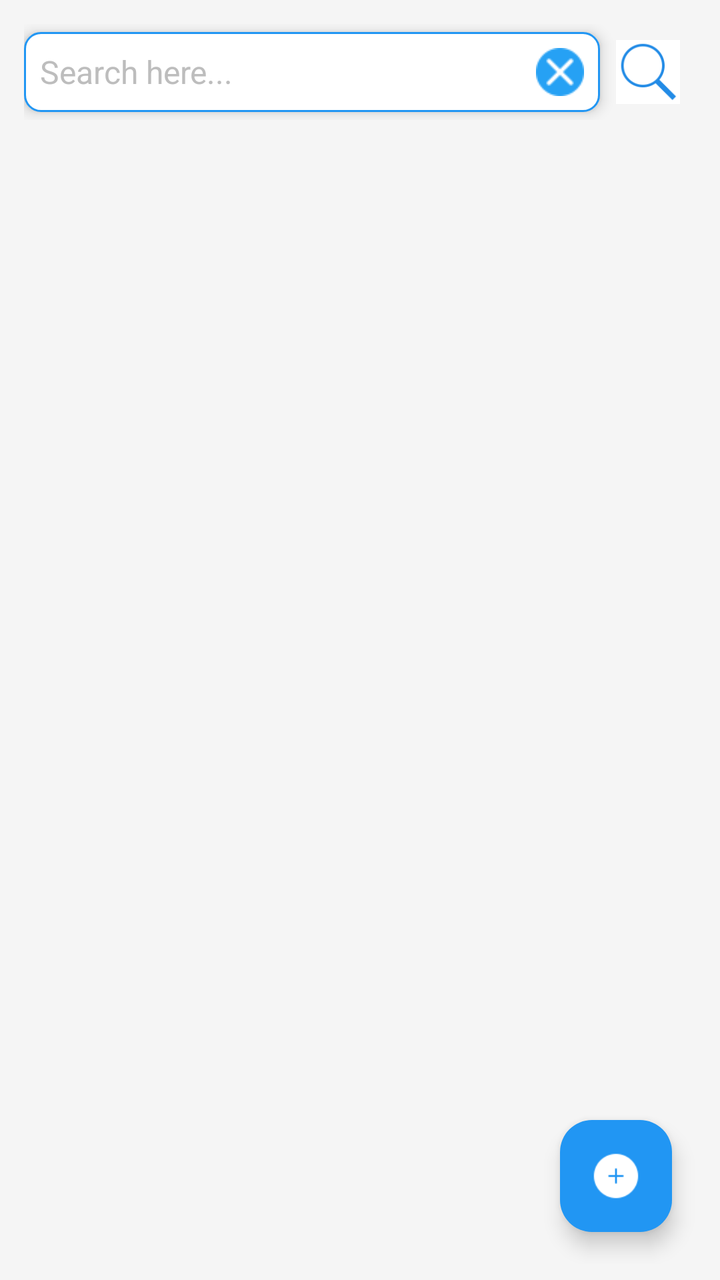
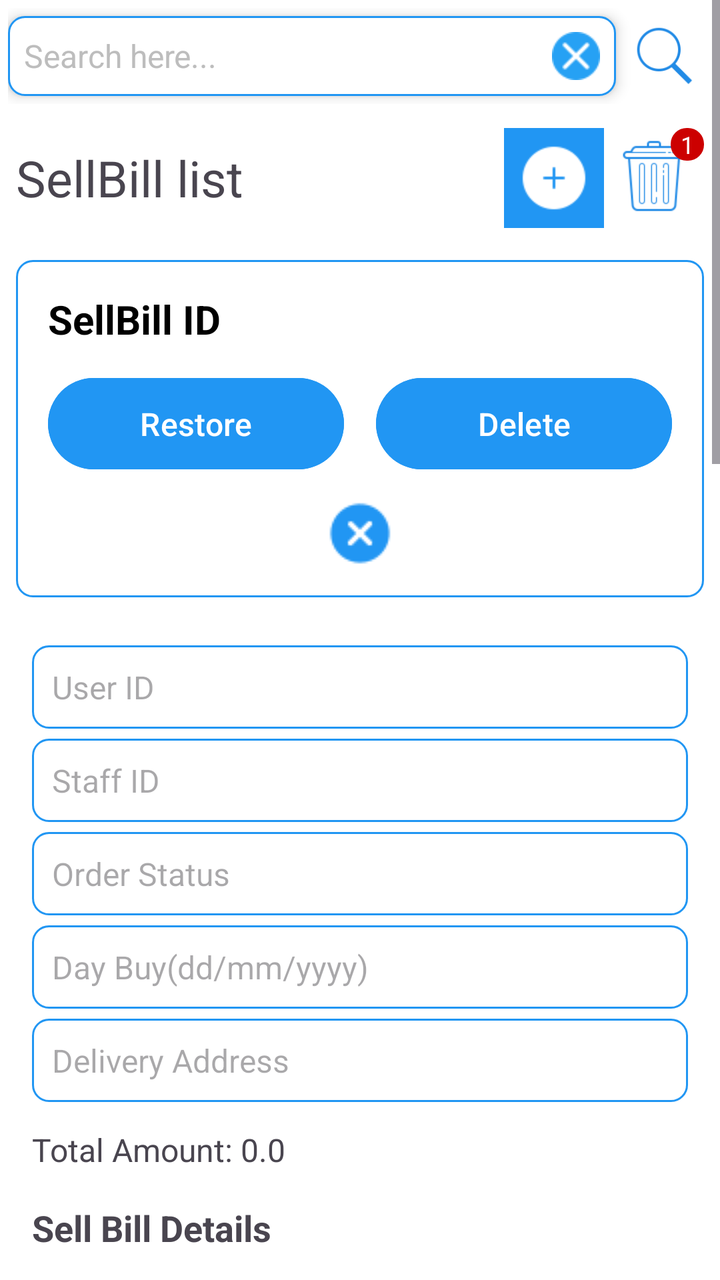

Two renders of the same Android screen: before a commit and after it. Below are the layout's source before the change and the commit's diff.
<!-- AndroidManifest.xml: application theme Theme.BasicMobileProgramingProject -->
<!-- res/layout/activity_sell_bill.xml -->
<?xml version="1.0" encoding="utf-8"?>
<LinearLayout xmlns:android="http://schemas.android.com/apk/res/android"
    xmlns:app="http://schemas.android.com/apk/res-auto"
    android:layout_width="match_parent"
    android:layout_height="match_parent"
    android:background="@color/lightGray"
    android:orientation="vertical"
    android:padding="8dp">

    <LinearLayout
        android:id="@+id/layout_search_bar"
        android:layout_width="match_parent"
        android:layout_height="wrap_content"
        android:gravity="center"
        android:padding="4dp">

        <LinearLayout
            android:layout_width="wrap_content"
            android:layout_height="wrap_content"
            android:layout_weight="1"
            android:background="@drawable/rounded_edittext"
            android:elevation="4dp"
            android:gravity="center_vertical"
            android:padding="8dp">

            <EditText
                android:id="@+id/edtSearch"
                android:layout_width="0dp"
                android:layout_height="wrap_content"
                android:layout_weight="1"
                android:background="@android:color/transparent"
                android:hint="Search here..."
                android:imeOptions="actionSearch"
                android:inputType="text"
                android:textColor="@color/black"
                android:textColorHint="#BDBDBD"
                android:textSize="16sp" />

            <ImageView
                android:id="@+id/btnClear"
                android:layout_width="24dp"
                android:layout_height="24dp"
                android:layout_marginStart="8dp"
                android:src="@drawable/icon_cancel" />
        </LinearLayout>

        <ImageButton
            android:id="@+id/btnSearch"
            android:layout_width="32dp"
            android:layout_height="32dp"
            android:layout_gravity="center"
            android:layout_margin="8dp"
            android:adjustViewBounds="true"
            android:background="@color/white"
            android:scaleType="centerInside"
            android:src="@drawable/icon_search_blue" />
    </LinearLayout>

    
    <androidx.recyclerview.widget.RecyclerView
        android:id="@+id/rvOrders"
        android:layout_width="match_parent"
        android:layout_height="0dp"
        android:layout_weight="1"
        android:clipToPadding="false"
        android:padding="8dp" />

    
    <com.google.android.material.floatingactionbutton.FloatingActionButton
        android:id="@+id/fabAddSellBill"
        android:layout_width="wrap_content"
        android:layout_height="wrap_content"
        android:layout_gravity="end|bottom"
        android:layout_margin="16dp"
        android:contentDescription="Add Sell Bill"
        android:src="@drawable/icon_add_white"
        app:backgroundTint="@color/blue"
        app:layout_constraintBottom_toBottomOf="parent"
        app:layout_constraintEnd_toEndOf="parent"
        app:tint="@color/white" />
</LinearLayout>
<!-- resources referenced by this layout -->
<resources>
  <color name="black">#FF000000</color>
  <color name="blue">#2196F3</color>
  <color name="lightGray">#F5F5F5</color>
  <color name="white">#FFFFFFFF</color>
  <!-- drawable icon_add_white: png bitmap (drawable, 612 bytes) -->
  <!-- drawable icon_cancel: png bitmap (drawable, 1142 bytes) -->
  <!-- drawable icon_search_blue: png bitmap (drawable, 1896 bytes) -->
  <!-- drawable rounded_edittext (drawable) -->
  <?xml version="1.0" encoding="utf-8"?>
  <shape xmlns:android="http://schemas.android.com/apk/res/android">
      <solid android:color="@color/white" />
      <corners android:radius="8dp" />
      <stroke
          android:width="1dp"
          android:color="@color/blue" />
  </shape>
  <style name="Theme.BasicMobileProgramingProject" parent="Base.Theme.BasicMobileProgramingProject" />
  <style name="Base.Theme.BasicMobileProgramingProject" parent="Theme.Material3.DayNight.NoActionBar">
          
          
      </style>
</resources>

<!-- the commit's change to res/layout/activity_sell_bill.xml (unified diff, before → after) -->
@@ -3,79 +3,536 @@
     xmlns:app="http://schemas.android.com/apk/res-auto"
     android:layout_width="match_parent"
     android:layout_height="match_parent"
-    android:background="@color/lightGray"
-    android:orientation="vertical"
-    android:padding="8dp">
-
-    <LinearLayout
-        android:id="@+id/layout_search_bar"
+    android:background="@color/white"
+    android:orientation="vertical">
+
+    <ScrollView
         android:layout_width="match_parent"
-        android:layout_height="wrap_content"
-        android:gravity="center"
-        android:padding="4dp">
+        android:layout_height="wrap_content">
 
         <LinearLayout
-            android:layout_width="wrap_content"
+            android:layout_width="match_parent"
             android:layout_height="wrap_content"
-            android:layout_weight="1"
-            android:background="@drawable/rounded_edittext"
-            android:elevation="4dp"
-            android:gravity="center_vertical"
-            android:padding="8dp">
-
-            <EditText
-                android:id="@+id/edtSearch"
-                android:layout_width="0dp"
+            android:orientation="vertical">
+
+            <LinearLayout
+                android:layout_width="match_parent"
                 android:layout_height="wrap_content"
-                android:layout_weight="1"
-                android:background="@android:color/transparent"
-                android:hint="Search here..."
-                android:imeOptions="actionSearch"
-                android:inputType="text"
-                android:textColor="@color/black"
-                android:textColorHint="#BDBDBD"
-                android:textSize="16sp" />
-
-            <ImageView
-                android:id="@+id/btnClear"
-                android:layout_width="24dp"
-                android:layout_height="24dp"
-                android:layout_marginStart="8dp"
-                android:src="@drawable/icon_cancel" />
+                android:gravity="center"
+                android:padding="4dp">
+
+                <LinearLayout
+                    android:layout_width="wrap_content"
+                    android:layout_height="wrap_content"
+                    android:layout_weight="1"
+                    android:background="@drawable/rounded_edittext"
+                    android:elevation="4dp"
+                    android:gravity="center_vertical"
+                    android:padding="8dp">
+
+                    <EditText
+                        android:id="@+id/edtSearch"
+                        android:layout_width="0dp"
+                        android:layout_height="wrap_content"
+                        android:layout_weight="1"
+                        android:background="@android:color/transparent"
+                        android:hint="Search here..."
+                        android:imeOptions="actionSearch"
+                        android:inputType="text"
+                        android:textColor="@color/black"
+                        android:textColorHint="#BDBDBD"
+                        android:textSize="16sp" />
+
+                    <ImageView
+                        android:id="@+id/btnClear"
+                        android:layout_width="24dp"
+                        android:layout_height="24dp"
+                        android:layout_marginStart="8dp"
+                        android:src="@drawable/icon_cancel" />
+                </LinearLayout>
+
+                <ImageButton
+                    android:id="@+id/btnSearch"
+                    android:layout_width="32dp"
+                    android:layout_height="32dp"
+                    android:layout_gravity="center"
+                    android:layout_margin="8dp"
+                    android:adjustViewBounds="true"
+                    android:background="@color/white"
+                    android:scaleType="centerInside"
+                    android:src="@drawable/icon_search_blue" />
+            </LinearLayout>
+
+            <LinearLayout
+                android:layout_width="match_parent"
+                android:layout_height="wrap_content"
+                android:gravity="center"
+                android:orientation="horizontal"
+                android:padding="8dp">
+
+                <TextView
+                    android:id="@+id/textView12"
+                    android:layout_width="wrap_content"
+                    android:layout_height="wrap_content"
+                    android:layout_weight="1"
+                    android:text="SellBill list"
+                    android:textSize="25dp" />
+
+                <ImageButton
+                    android:id="@+id/btnTurnOnBlockAddSellBill"
+                    android:layout_width="50dp"
+                    android:layout_height="50dp"
+                    android:layout_gravity="center"
+                    android:adjustViewBounds="true"
+                    android:background="@color/blue"
+                    android:padding="8dp"
+                    android:scaleType="centerInside"
+                    android:src="@drawable/icon_add_white" />
+
+                <FrameLayout
+                    android:layout_width="wrap_content"
+                    android:layout_height="wrap_content">
+
+                    <ImageButton
+                        android:id="@+id/btnTurnOnBlockDeleteSellBill"
+                        android:layout_width="50dp"
+                        android:layout_height="wrap_content"
+                        android:layout_gravity="center"
+                        android:adjustViewBounds="true"
+                        android:background="@color/white"
+                        android:padding="0dp"
+                        android:scaleType="centerInside"
+                        android:src="@drawable/icon_delete_blue" />
+
+                    <TextView
+                        android:id="@+id/badgeNumberOfSellBillsDeleted"
+                        android:layout_width="wrap_content"
+                        android:layout_height="wrap_content"
+                        android:layout_gravity="end|top"
+                        android:background="@drawable/circle_cart"
+                        android:paddingLeft="5dp"
+                        android:paddingRight="5dp"
+                        android:text="1"
+                        android:textColor="@android:color/white"
+                        android:textSize="12sp" />
+                </FrameLayout>
+            </LinearLayout>
+
+            <LinearLayout
+                android:id="@+id/linearLayoutDeleteAndRestoreSellBill"
+                android:layout_width="match_parent"
+                android:layout_height="wrap_content"
+                android:orientation="vertical">
+
+                <LinearLayout
+                    android:id="@+id/linearLayoutDeletedSellBillDetail"
+                    android:layout_width="match_parent"
+                    android:layout_height="match_parent"
+                    android:layout_margin="8dp"
+                    android:background="@drawable/rounded_edittext"
+                    android:orientation="vertical"
+                    android:padding="16dp">
+
+                    <TextView
+                        android:id="@+id/txtDeletedSellBillId"
+                        android:layout_width="match_parent"
+                        android:layout_height="wrap_content"
+                        android:layout_marginBottom="12dp"
+                        android:text="SellBill ID"
+                        android:textColor="@color/black"
+                        android:textSize="20sp"
+                        android:textStyle="bold" />
+
+                    <LinearLayout
+                        android:layout_width="match_parent"
+                        android:layout_height="wrap_content"
+                        android:gravity="center"
+                        android:orientation="horizontal"
+                        android:weightSum="2">
+
+                        <Button
+                            android:id="@+id/btnRestoreSellBill"
+                            android:layout_width="0dp"
+                            android:layout_height="wrap_content"
+                            android:layout_marginEnd="8dp"
+                            android:layout_weight="1"
+                            android:backgroundTint="@color/blue"
+                            android:padding="12dp"
+                            android:text="Restore"
+                            android:textAllCaps="false"
+                            android:textColor="@android:color/white"
+                            android:textSize="16sp" />
+
+                        <Button
+                            android:id="@+id/btnDeleteActualSellBill"
+                            android:layout_width="0dp"
+                            android:layout_height="wrap_content"
+                            android:layout_marginStart="8dp"
+                            android:layout_weight="1"
+                            android:backgroundTint="@color/blue"
+                            android:padding="12dp"
+                            android:text="Delete"
+                            android:textAllCaps="false"
+                            android:textColor="@android:color/white"
+                            android:textSize="16sp" />
+                    </LinearLayout>
+
+                    <ImageView
+                        android:id="@+id/btnCancel"
+                        android:layout_width="wrap_content"
+                        android:layout_height="wrap_content"
+                        android:layout_gravity="center_horizontal"
+                        android:layout_marginTop="12dp"
+                        android:background="@drawable/icon_close"
+                        android:backgroundTint="@color/blue" />
+
+                </LinearLayout>
+
+                <androidx.recyclerview.widget.RecyclerView
+                    android:id="@+id/recyclerViewSellBillHasBeenDeleted"
+                    android:layout_width="match_parent"
+                    android:layout_height="wrap_content"
+                    android:orientation="horizontal" />
+
+            </LinearLayout>
+
+            <LinearLayout
+                android:id="@+id/linearLayoutAddAndEditSellBill"
+                android:layout_width="match_parent"
+                android:layout_height="wrap_content"
+                android:orientation="vertical"
+                android:padding="16dp">
+
+                <ScrollView
+                    android:layout_width="match_parent"
+                    android:layout_height="match_parent">
+
+                    <LinearLayout
+                        android:layout_width="match_parent"
+                        android:layout_height="wrap_content"
+                        android:orientation="vertical">
+
+                        <EditText
+                            android:id="@+id/edtUserId"
+                            android:layout_width="match_parent"
+                            android:layout_height="wrap_content"
+                            android:layout_marginBottom="5dp"
+                            android:background="@drawable/rounded_edittext"
+                            android:hint="User ID"
+                            android:padding="10dp"
+                            android:textSize="16sp" />
+
+                        <EditText
+                            android:id="@+id/edtStaffId"
+                            android:layout_width="match_parent"
+                            android:layout_height="wrap_content"
+                            android:layout_marginBottom="5dp"
+                            android:background="@drawable/rounded_edittext"
+                            android:hint="Staff ID"
+                            android:padding="10dp"
+                            android:textSize="16sp" />
+
+                        <EditText
+                            android:id="@+id/edtOrderStatus"
+                            android:layout_width="match_parent"
+                            android:layout_height="wrap_content"
+                            android:layout_marginBottom="5dp"
+                            android:background="@drawable/rounded_edittext"
+                            android:hint="Order Status"
+                            android:padding="10dp"
+                            android:textSize="16sp" />
+
+                        <EditText
+                            android:id="@+id/edtDayBuy"
+                            android:layout_width="match_parent"
+                            android:layout_height="wrap_content"
+                            android:layout_marginBottom="5dp"
+                            android:background="@drawable/rounded_edittext"
+                            android:hint="Day Buy(dd/mm/yyyy)"
+                            android:padding="10dp"
+                            android:textSize="16sp" />
+
+                        <EditText
+                            android:id="@+id/edtDeliveryAddress"
+                            android:layout_width="match_parent"
+                            android:layout_height="wrap_content"
+                            android:layout_marginBottom="5dp"
+                            android:background="@drawable/rounded_edittext"
+                            android:hint="Delivery Address"
+                            android:padding="10dp"
+                            android:textSize="16sp" />
+
+                        <TextView
+                            android:id="@+id/tvTotalAmount"
+                            android:layout_width="match_parent"
+                            android:layout_height="wrap_content"
+                            android:layout_marginTop="8dp"
+                            android:text="Total Amount: 0.0"
+                            android:textSize="16sp" />
+
+                        <TextView
+                            android:layout_width="match_parent"
+                            android:layout_height="wrap_content"
+                            android:layout_marginTop="16dp"
+                            android:text="Sell Bill Details"
+                            android:textSize="18sp"
+                            android:textStyle="bold" />
+
+                        <androidx.recyclerview.widget.RecyclerView
+                            android:id="@+id/recyclerViewSellBillDetail"
+                            android:layout_width="match_parent"
+                            android:layout_height="wrap_content"
+                            android:orientation="horizontal" />
+
+                        <LinearLayout
+                            android:layout_width="match_parent"
+                            android:layout_height="wrap_content"
+                            android:layout_marginTop="16dp"
+                            android:orientation="vertical">
+
+                            <EditText
+                                android:id="@+id/edtProductId"
+                                android:layout_width="match_parent"
+                                android:layout_height="wrap_content"
+                                android:layout_marginBottom="5dp"
+                                android:background="@drawable/rounded_edittext"
+                                android:hint="Product ID"
+                                android:padding="10dp"
+                                android:textSize="16sp" />
+
+                            <EditText
+                                android:id="@+id/edtPrice"
+                                android:layout_width="match_parent"
+                                android:layout_height="wrap_content"
+                                android:layout_marginBottom="5dp"
+                                android:background="@drawable/rounded_edittext"
+                                android:hint="Price"
+                                android:inputType="numberDecimal"
+                                android:padding="10dp"
+                                android:textSize="16sp" />
+
+                            <EditText
+                                android:id="@+id/edtQuantity"
+                                android:layout_width="match_parent"
+                                android:layout_height="wrap_content"
+                                android:layout_marginBottom="5dp"
+                                android:background="@drawable/rounded_edittext"
+                                android:hint="Quantity"
+                                android:inputType="number"
+                                android:padding="10dp"
+                                android:textSize="16sp" />
+
+                            <EditText
+                                android:id="@+id/edtDiscountAmount"
+                                android:layout_width="match_parent"
+                                android:layout_height="wrap_content"
+                                android:layout_marginBottom="5dp"
+                                android:background="@drawable/rounded_edittext"
+                                android:hint="Discount Amount"
+                                android:inputType="numberDecimal"
+                                android:padding="10dp"
+                                android:textSize="16sp" />
+
+                            <EditText
+                                android:id="@+id/edtVoucherId"
+                                android:layout_width="match_parent"
+                                android:layout_height="wrap_content"
+                                android:background="@drawable/rounded_edittext"
+                                android:hint="Voucher ID"
+                                android:inputType="numberDecimal"
+                                android:padding="10dp"
+                                android:textSize="16sp" />
+
+                            <Button
+                                android:id="@+id/btnAddSellBillDetail"
+                                android:layout_width="wrap_content"
+                                android:layout_height="wrap_content"
+                                android:layout_gravity="center"
+                                android:layout_marginTop="8dp"
+                                android:backgroundTint="@color/blue"
+                                android:text="Add Sell Bill Detail"
+                                android:textColor="@android:color/white" />
+                        </LinearLayout>
+                    </LinearLayout>
+                </ScrollView>
+
+                <Button
+                    android:id="@+id/btnAddNewSellBill"
+                    android:layout_width="match_parent"
+                    android:layout_height="wrap_content"
+                    android:layout_marginBottom="12dp"
+                    android:backgroundTint="@color/blue"
+                    android:padding="12dp"
+                    android:text="Add"
+                    android:textAllCaps="false"
+                    android:textColor="@android:color/white"
+                    android:textSize="16sp" />
+
+                <Button
+                    android:id="@+id/btnFixSellBill"
+                    android:layout_width="match_parent"
+                    android:layout_height="wrap_content"
+                    android:layout_marginBottom="12dp"
+                    android:backgroundTint="@color/blue"
+                    android:padding="12dp"
+                    android:text="Fix"
+                    android:textAllCaps="false"
+                    android:textColor="@android:color/white"
+                    android:textSize="16sp" />
+
+                <ImageView
+                    android:id="@+id/btnClose"
+                    android:layout_width="wrap_content"
+                    android:layout_height="wrap_content"
+                    android:layout_gravity="center_horizontal"
+                    android:layout_marginTop="12dp"
+                    android:background="@drawable/icon_close"
+                    android:backgroundTint="@color/blue" />
+
+            </LinearLayout>
+
+            <LinearLayout
+                android:id="@+id/linearLayoutSellBillDetail"
+                android:layout_width="match_parent"
+                android:layout_height="wrap_content"
+                android:layout_margin="8dp"
+                android:background="@drawable/rounded_edittext"
+                android:orientation="vertical"
+                android:padding="16dp">
+
+                <TextView
+                    android:id="@+id/txtSellBillId"
+                    android:layout_width="match_parent"
+                    android:layout_height="wrap_content"
+                    android:layout_marginBottom="12dp"
+                    android:text="SellBill ID"
+                    android:textColor="@color/black"
+                    android:textSize="20sp"
+                    android:textStyle="bold" />
+
+                <TextView
+                    android:id="@+id/textDayBuy"
+                    android:layout_width="match_parent"
+                    android:layout_height="wrap_content"
+                    android:layout_marginBottom="12dp"
+                    android:text="Day Buy: 01/01/2025"
+                    android:textColor="@color/black"
+                    android:textSize="16sp" />
+
+                <TextView
+                    android:id="@+id/textUserId"
+                    android:layout_width="match_parent"
+                    android:layout_height="wrap_content"
+                    android:layout_marginBottom="12dp"
+                    android:text="User: ABC "
+                    android:textColor="@color/black"
+                    android:textSize="16sp" />
+
+                <TextView
+                    android:id="@+id/textStaffId"
+                    android:layout_width="match_parent"
+                    android:layout_height="wrap_content"
+                    android:layout_marginBottom="12dp"
+                    android:text="Staff: John Doe"
+                    android:textColor="@color/black"
+                    android:textSize="16sp" />
+
+                <TextView
+                    android:id="@+id/textOrderStatus"
+                    android:layout_width="match_parent"
+                    android:layout_height="wrap_content"
+                    android:layout_marginBottom="12dp"
+                    android:text="Order Status: Shipping"
+                    android:textColor="@color/black"
+                    android:textSize="16sp" />
+
+                <TextView
+                    android:id="@+id/textDeliveryAddress"
+                    android:layout_width="match_parent"
+                    android:layout_height="wrap_content"
+                    android:layout_marginBottom="12dp"
+                    android:text="Delivery Address"
+                    android:textColor="@color/black"
+                    android:textSize="16sp" />
+
+                <TextView
+                    android:id="@+id/textTotalAmount"
+                    android:layout_width="match_parent"
+                    android:layout_height="wrap_content"
+                    android:layout_marginBottom="12dp"
+                    android:text="Total Amount: $1000.00"
+                    android:textColor="@color/black"
+                    android:textSize="16sp" />
+
+                <TextView
+                    android:layout_width="match_parent"
+                    android:layout_height="wrap_content"
+                    android:layout_marginTop="16dp"
+                    android:layout_marginBottom="8dp"
+                    android:text="Sell Bill Details"
+                    android:textColor="@color/black"
+                    android:textSize="18sp"
+                    android:textStyle="bold" />
+
+                <androidx.recyclerview.widget.RecyclerView
+                    android:id="@+id/recyclerViewSellBillDetails"
+                    android:layout_width="match_parent"
+                    android:layout_height="200dp"
+                    android:layout_marginBottom="12dp"
+                    android:background="@drawable/rounded_edittext" />
+
+                <LinearLayout
+                    android:layout_width="match_parent"
+                    android:layout_height="wrap_content"
+                    android:gravity="center"
+                    android:orientation="horizontal"
+                    android:weightSum="2">
+
+                    <Button
+                        android:id="@+id/btnTurnOnBlockEditSellBill"
+                        android:layout_width="0dp"
+                        android:layout_height="wrap_content"
+                        android:layout_marginEnd="8dp"
+                        android:layout_weight="1"
+                        android:backgroundTint="@color/blue"
+                        android:padding="12dp"
+                        android:text="Edit"
+                        android:textAllCaps="false"
+                        android:textColor="@android:color/white"
+                        android:textSize="16sp" />
+
+                    <Button
+                        android:id="@+id/btnDeleteSellBill"
+                        android:layout_width="0dp"
+                        android:layout_height="wrap_content"
+                        android:layout_marginStart="8dp"
+                        android:layout_weight="1"
+                        android:backgroundTint="@color/blue"
+                        android:padding="12dp"
+                        android:text="Delete"
+                        android:textAllCaps="false"
+                        android:textColor="@android:color/white"
+                        android:textSize="16sp" />
+                </LinearLayout>
+
+                <ImageView
+                    android:id="@+id/btnExitLinearLayoutSellBillDetail"
+                    android:layout_width="wrap_content"
+                    android:layout_height="wrap_content"
+                    android:layout_gravity="center_horizontal"
+                    android:layout_marginTop="12dp"
+                    android:background="@drawable/icon_close"
+                    android:backgroundTint="@color/blue" />
+            </LinearLayout>
+
+            <androidx.recyclerview.widget.RecyclerView
+                android:id="@+id/recyclerViewSellBill"
+                android:layout_width="match_parent"
+                android:layout_height="wrap_content"
+                android:orientation="horizontal" />
+
         </LinearLayout>
 
-        <ImageButton
-            android:id="@+id/btnSearch"
-            android:layout_width="32dp"
-            android:layout_height="32dp"
-            android:layout_gravity="center"
-            android:layout_margin="8dp"
-            android:adjustViewBounds="true"
-            android:background="@color/white"
-            android:scaleType="centerInside"
-            android:src="@drawable/icon_search_blue" />
-    </LinearLayout>
-
-    
-    <androidx.recyclerview.widget.RecyclerView
-        android:id="@+id/rvOrders"
-        android:layout_width="match_parent"
-        android:layout_height="0dp"
-        android:layout_weight="1"
-        android:clipToPadding="false"
-        android:padding="8dp" />
-
-    
-    <com.google.android.material.floatingactionbutton.FloatingActionButton
-        android:id="@+id/fabAddSellBill"
-        android:layout_width="wrap_content"
-        android:layout_height="wrap_content"
-        android:layout_gravity="end|bottom"
-        android:layout_margin="16dp"
-        android:contentDescription="Add Sell Bill"
-        android:src="@drawable/icon_add_white"
-        app:backgroundTint="@color/blue"
-        app:layout_constraintBottom_toBottomOf="parent"
-        app:layout_constraintEnd_toEndOf="parent"
-        app:tint="@color/white" />
+    </ScrollView>
+
 </LinearLayout>
<!-- resource entries referenced after the edit -->
@@ -2,10 +2,17 @@
 <resources>
   <color name="black">#FF000000</color>
   <color name="blue">#2196F3</color>
-  <color name="lightGray">#F5F5F5</color>
   <color name="white">#FFFFFFFF</color>
+  <!-- drawable circle_cart (drawable) -->
+  <?xml version="1.0" encoding="utf-8"?>
+  <shape xmlns:android="http://schemas.android.com/apk/res/android">
+      <solid android:color="@android:color/holo_red_dark" />
+      <corners android:radius="8dp" />
+  </shape>
   <!-- drawable icon_add_white: png bitmap (drawable, 612 bytes) -->
   <!-- drawable icon_cancel: png bitmap (drawable, 1142 bytes) -->
+  <!-- drawable icon_close: png bitmap (drawable, 1055 bytes) -->
+  <!-- drawable icon_delete_blue: png bitmap (drawable, 1351 bytes) -->
   <!-- drawable icon_search_blue: png bitmap (drawable, 1896 bytes) -->
   <!-- drawable rounded_edittext (drawable) -->
   <?xml version="1.0" encoding="utf-8"?>
